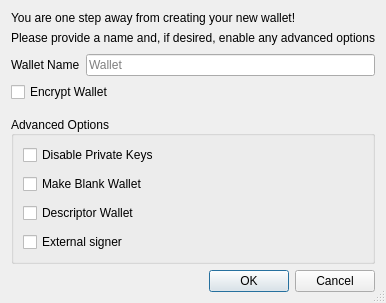
RegusCrypto/Regus, file src/qt/forms/createwalletdialog.ui: the form before one commit.
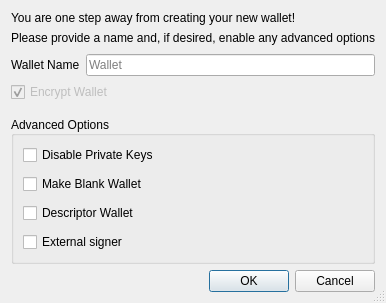
The form after the commit.

Commit message: Require encryption on wallet creation

Diff of the .ui file:
```diff
--- a/src/qt/forms/createwalletdialog.ui
+++ b/src/qt/forms/createwalletdialog.ui
@@ -92,6 +92,9 @@
       <string>Encrypt Wallet</string>
      </property>
      <property name="checked">
+      <bool>true</bool>
+     </property>
+     <property name="enabled">
       <bool>false</bool>
      </property>
     </widget>
```
The commit also changes 2 other files.
